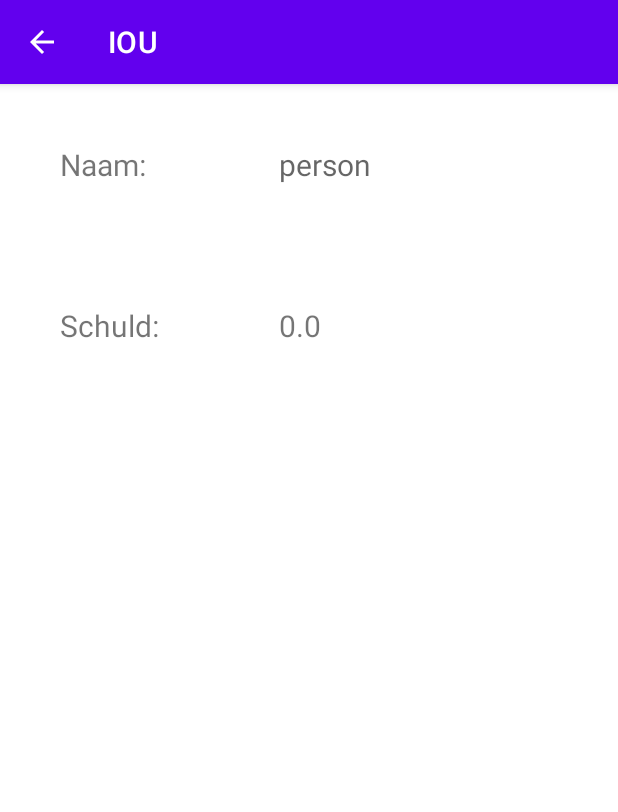
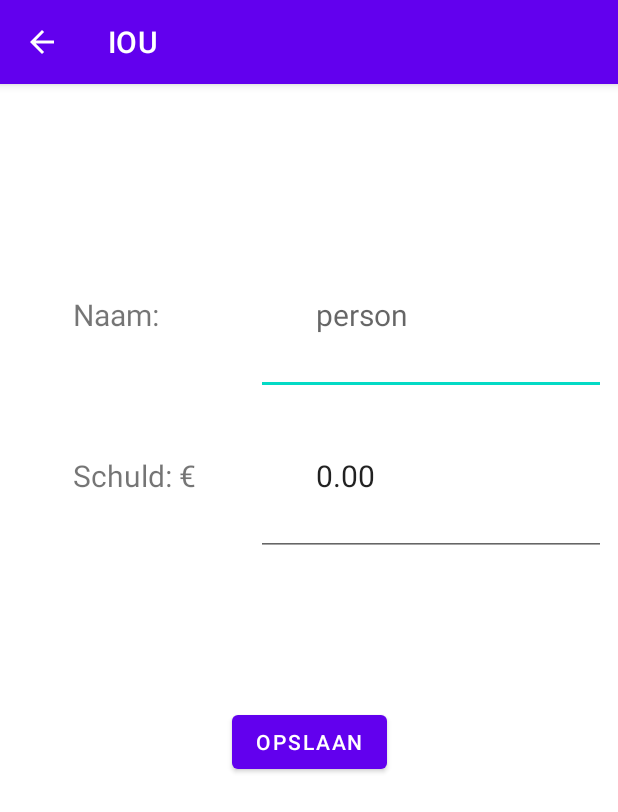
Before and after one commit to MatiesC-1952678/2eBachelor, an Android app: the ShowItem screen opened directly, with no data from a screen before it, on a phone screen of 412 x 824 dp. Shown: the top 812 px of the screen. Run offline under Robolectric (Android 15) with nearby library versions, the phone set to English and light mode, and no system bars.

Commit message:
updated assignment (edit button, .00 decimals, placeholder data)

```diff
--- a/Semester 2/HSAI/IOU/app/src/main/java/com/example/iou/CustomDataAdapter.java
+++ b/Semester 2/HSAI/IOU/app/src/main/java/com/example/iou/CustomDataAdapter.java
@@ -49,7 +49,7 @@ public class CustomDataAdapter extends BaseAdapter {
         TextView person = view.findViewById(R.id.name);
         person.setText(f.name);
         TextView cost = view.findViewById(R.id.cost);
-        cost.setText(String.format("€%s", f.cost.toString()));
+        cost.setText(String.format("€%.2f", f.cost));
 
         return view;
     }
--- a/Semester 2/HSAI/IOU/app/src/main/java/com/example/iou/FriendDao.java
+++ b/Semester 2/HSAI/IOU/app/src/main/java/com/example/iou/FriendDao.java
@@ -15,6 +15,9 @@ public interface FriendDao {
     @Query("SELECT * FROM Friend WHERE name LIKE :name LIMIT 1")
     Friend findByName(String name);
 
+    @Query("SELECT * FROM Friend WHERE uid = :id")
+    Friend findById(String id);
+
     @Query("INSERT INTO Friend (name, cost) VALUES (:name, :cost)")
     void insert(String name, Float cost);
 
--- a/Semester 2/HSAI/IOU/app/src/main/java/com/example/iou/ShowItem.java
+++ b/Semester 2/HSAI/IOU/app/src/main/java/com/example/iou/ShowItem.java
@@ -4,12 +4,20 @@ import androidx.appcompat.app.AppCompatActivity;
 
 import android.content.Intent;
 import android.os.Bundle;
+import android.view.View;
 import android.widget.EditText;
 import android.widget.TextView;
+import android.widget.Toast;
 
 import org.w3c.dom.Text;
 
 public class ShowItem extends AppCompatActivity {
+    public static final String EDIT_PERSON_ID = "previous_person_name";
+    public static final String EDIT_PERSON_NAME = "edit_person_name";
+    public static final String EDIT_PERSON_COST = "edit_person_cost";
+    private String id;
+    private EditText nameText;
+    private EditText costText;
 
     @Override
     protected void onCreate(Bundle savedInstanceState) {
@@ -17,12 +25,39 @@ public class ShowItem extends AppCompatActivity {
         setContentView(R.layout.activity_show_item);
 
         Intent intent = getIntent();
+        id = intent.getStringExtra(MainActivity.PERSON_ID);
         String name = intent.getStringExtra(MainActivity.PERSON_NAME);
         Float cost = intent.getFloatExtra(MainActivity.PERSON_COST, 0.0f);
 
-        TextView nameText = findViewById(R.id.showItemName);
-        TextView costText = findViewById(R.id.showItemCost);
+        nameText = findViewById(R.id.showItemName);
+        costText = findViewById(R.id.showItemCost);
         nameText.setText(name);
-        costText.setText(cost.toString());
+        costText.setText(String.format("%.2f", cost));
+    }
+
+    /**
+     * The function that will be called when the "opslaan" knop is pressed
+     * this will result in the opening fo the mainactivity activity with an intent (values of the edited item)
+     * @param view
+     */
+    public void editPersonCost(View view) {
+        String newName = nameText.getText().toString();
+        String cost = costText.getText().toString();
+
+        if (!newName.equals("")) {
+            float floatCost;
+            if (cost.equals(""))
+                floatCost = 0.0f;
+            else
+                floatCost = Float.parseFloat(cost);
+            Intent intent = new Intent(this, MainActivity.class);
+            intent.putExtra(EDIT_PERSON_ID, id);
+            intent.putExtra(EDIT_PERSON_NAME, newName);
+            intent.putExtra(EDIT_PERSON_COST, floatCost);
+            startActivity(intent);
+        } else {
+            Toast toast = Toast.makeText(this, "Vul een naam in", Toast.LENGTH_SHORT);
+            toast.show();
+        }
     }
 }
--- a/Semester 2/HSAI/IOU/app/src/main/res/layout/activity_show_item.xml
+++ b/Semester 2/HSAI/IOU/app/src/main/res/layout/activity_show_item.xml
@@ -7,13 +7,15 @@
     tools:context=".ShowItem">
 
     <GridLayout
-        android:layout_width="match_parent"
-        android:layout_height="match_parent"
+        android:id="@+id/gridLayout2"
+        android:layout_width="wrap_content"
+        android:layout_height="wrap_content"
+        android:layout_marginTop="100dp"
         android:columnCount="2"
         android:rowCount="2"
         app:layout_constraintBottom_toBottomOf="parent"
         app:layout_constraintEnd_toEndOf="parent"
-        app:layout_constraintHorizontal_bias="0.0"
+        app:layout_constraintHorizontal_bias="0.5"
         app:layout_constraintStart_toStartOf="parent"
         app:layout_constraintTop_toTopOf="parent"
         app:layout_constraintVertical_bias="0.0">
@@ -25,13 +27,14 @@
             android:text="@string/naam_showitem"
             android:textSize="20sp" />
 
-        <TextView
+        <EditText
             android:id="@+id/showItemName"
             android:layout_width="wrap_content"
             android:layout_height="wrap_content"
             android:ems="10"
             android:hint="@string/name_placeholder"
             android:importantForAutofill="no"
+            android:inputType="textPersonName"
             android:padding="40dp"
             android:text="@string/name_placeholder"
             android:textSize="20sp" />
@@ -43,22 +46,35 @@
             android:text="@string/schuld_showitem"
             android:textSize="20sp" />
 
-        <TextView
+        <EditText
             android:id="@+id/showItemCost"
             android:layout_width="wrap_content"
             android:layout_height="wrap_content"
             android:ems="10"
             android:hint="@string/cost_placeholder"
             android:importantForAutofill="no"
+            android:inputType="numberDecimal"
             android:padding="40dp"
             android:text="@string/cost_placeholder"
             android:textSize="20sp" />
+
     </GridLayout>
 
-<!--
-        Toen de TextViews nog EditTexts waren
-        android:inputType="textPersonName"
-        android:inputType="number|textPersonName"
--->
+    <Button
+        android:id="@+id/button"
+        android:layout_width="wrap_content"
+        android:layout_height="wrap_content"
+        android:layout_marginTop="100dp"
+        android:onClick="editPersonCost"
+        android:text="@string/opslaan_button"
+        app:layout_constraintEnd_toEndOf="parent"
+        app:layout_constraintStart_toStartOf="parent"
+        app:layout_constraintTop_toBottomOf="@+id/gridLayout2" />
+
+    <!--
+            Toen de TextViews nog EditTexts waren
+            android:inputType="textPersonName"
+            android:inputType="number|textPersonName"
+    -->
 
 </androidx.constraintlayout.widget.ConstraintLayout>
--- a/Semester 2/HSAI/IOU/app/src/main/res/values/strings.xml
+++ b/Semester 2/HSAI/IOU/app/src/main/res/values/strings.xml
@@ -1,11 +1,11 @@
 <resources>
     <string name="app_name">IOU</string>
-    <string name="cost_placeholder">0.0</string>
+    <string name="cost_placeholder">0.00</string>
     <string name="name_placeholder">person</string>
     <string name="name_hint">Andrew Jackery Jacked</string>
     <string name="add_a_person_description">Add a person</string>
     <string name="naam_showitem">Naam:</string>
-    <string name="schuld_showitem">Schuld:</string>
+    <string name="schuld_showitem">Schuld: €</string>
     <string name="opslaan_button">Opslaan</string>
     <string name="totale_schuld">Totale Schuld: €</string>
 </resources>
```
Also changed, not shown: Semester 2/HSAI/IOU/app/src/main/java/com/example/iou/MainActivity.java (+25 -1 lines), Semester 2/HSAI/IOU/app/src/main/res/layout/activity_add_item.xml (+7 -6 lines).
